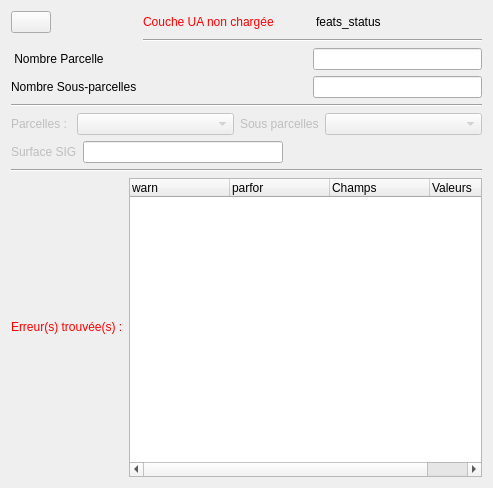
This is qsequoia2/modules/ua_checker/ua_checker.ui in SequoiApp/Qsequoia2 as Qt 5 draws it before an edit. The edited form follows.
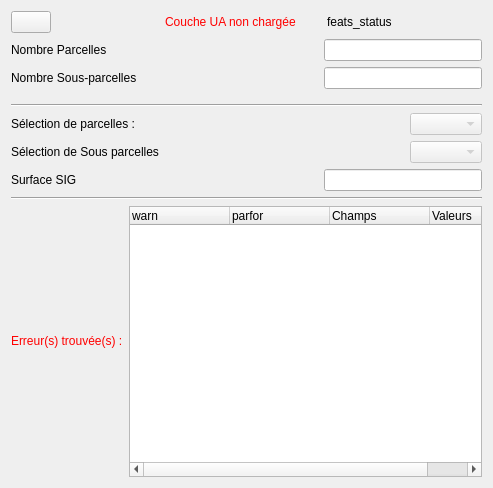
This is the edited form.

Commit message: simplification of ua_check_ug

Patch:
```diff
--- a/qsequoia2/modules/ua_checker/ua_checker.ui
+++ b/qsequoia2/modules/ua_checker/ua_checker.ui
@@ -42,21 +42,14 @@
      </item>
     </layout>
    </item>
-   <item row="1" column="1">
-    <widget class="Line" name="line_3">
-     <property name="orientation">
-      <enum>Qt::Horizontal</enum>
-     </property>
-    </widget>
-   </item>
-   <item row="3" column="0">
+   <item row="2" column="0">
     <widget class="QLabel" name="lbl_pf_2">
      <property name="text">
-      <string> Nombre Parcelle</string>
+      <string>Nombre Parcelles</string>
      </property>
     </widget>
    </item>
-   <item row="3" column="1">
+   <item row="2" column="1">
     <layout class="QHBoxLayout" name="hbox_nb_pf" stretch="0,0">
      <item>
       <spacer name="horizontalSpacer_2">
@@ -73,9 +66,19 @@
      </item>
      <item>
       <widget class="QLineEdit" name="le_nb_pf">
+       <property name="enabled">
+        <bool>true</bool>
+       </property>
        <property name="toolTip">
         <string>&lt;html&gt;&lt;head/&gt;&lt;body&gt;&lt;p&gt;Nombre de parcelles qui composent la forêt&lt;/p&gt;&lt;/body&gt;&lt;/html&gt;</string>
        </property>
+       <property name="styleSheet">
+        <string notr="true">QLineEdit[readOnly=&quot;true&quot;] {
+    background-color: #efefef;
+    color: #666;
+    border: 1px solid #c8c8c8;
+}</string>
+       </property>
        <property name="readOnly">
         <bool>true</bool>
        </property>
@@ -83,14 +86,14 @@
      </item>
     </layout>
    </item>
-   <item row="4" column="0">
+   <item row="3" column="0">
     <widget class="QLabel" name="lbl_sspf_2">
      <property name="text">
       <string>Nombre Sous-parcelles</string>
      </property>
     </widget>
    </item>
-   <item row="4" column="1">
+   <item row="3" column="1">
     <layout class="QHBoxLayout" name="hbox_nb_sspf">
      <item>
       <spacer name="horizontalSpacer_3">
@@ -107,9 +110,19 @@
      </item>
      <item>
       <widget class="QLineEdit" name="le_nb_sspf">
+       <property name="enabled">
+        <bool>true</bool>
+       </property>
        <property name="toolTip">
         <string>&lt;html&gt;&lt;head/&gt;&lt;body&gt;&lt;p&gt;Nombre de sous parcelles qui composent la forêt&lt;/p&gt;&lt;/body&gt;&lt;/html&gt;</string>
        </property>
+       <property name="styleSheet">
+        <string notr="true">QLineEdit[readOnly=&quot;true&quot;] {
+    background-color: #efefef;
+    color: #666;
+    border: 1px solid #c8c8c8;
+}</string>
+       </property>
        <property name="readOnly">
         <bool>true</bool>
        </property>
@@ -117,26 +130,43 @@
      </item>
     </layout>
    </item>
-   <item row="11" column="0" colspan="2">
-    <layout class="QHBoxLayout" name="hbox_cb_ug" stretch="0,1,0,1">
-     <property name="spacing">
-      <number>6</number>
+   <item row="6" column="0" colspan="2">
+    <widget class="Line" name="line">
+     <property name="orientation">
+      <enum>Qt::Horizontal</enum>
      </property>
+    </widget>
+   </item>
+   <item row="7" column="0">
+    <widget class="QLabel" name="lbl_pf">
+     <property name="enabled">
+      <bool>true</bool>
+     </property>
+     <property name="sizePolicy">
+      <sizepolicy hsizetype="Minimum" vsizetype="Preferred">
+       <horstretch>0</horstretch>
+       <verstretch>0</verstretch>
+      </sizepolicy>
+     </property>
+     <property name="text">
+      <string>Sélection de parcelles : </string>
+     </property>
+    </widget>
+   </item>
+   <item row="7" column="1">
+    <layout class="QHBoxLayout" name="horizontalLayout_2">
      <item>
-      <widget class="QLabel" name="lbl_pf">
-       <property name="enabled">
-        <bool>false</bool>
+      <spacer name="horizontalSpacer_4">
+       <property name="orientation">
+        <enum>Qt::Horizontal</enum>
        </property>
-       <property name="sizePolicy">
-        <sizepolicy hsizetype="Minimum" vsizetype="Preferred">
-         <horstretch>0</horstretch>
-         <verstretch>0</verstretch>
-        </sizepolicy>
+       <property name="sizeHint" stdset="0">
+        <size>
+         <width>40</width>
+         <height>20</height>
+        </size>
        </property>
-       <property name="text">
-        <string>Parcelles : </string>
-       </property>
-      </widget>
+      </spacer>
      </item>
      <item>
       <widget class="QComboBox" name="cb_pf">
@@ -145,15 +175,32 @@
        </property>
       </widget>
      </item>
+    </layout>
+   </item>
+   <item row="8" column="0">
+    <widget class="QLabel" name="lbl_sspf">
+     <property name="enabled">
+      <bool>true</bool>
+     </property>
+     <property name="text">
+      <string>Sélection de Sous parcelles</string>
+     </property>
+    </widget>
+   </item>
+   <item row="8" column="1">
+    <layout class="QHBoxLayout" name="horizontalLayout_3">
      <item>
-      <widget class="QLabel" name="lbl_sspf">
-       <property name="enabled">
-        <bool>false</bool>
+      <spacer name="horizontalSpacer">
+       <property name="orientation">
+        <enum>Qt::Horizontal</enum>
        </property>
-       <property name="text">
-        <string>Sous parcelles</string>
+       <property name="sizeHint" stdset="0">
+        <size>
+         <width>40</width>
+         <height>20</height>
+        </size>
        </property>
-      </widget>
+      </spacer>
      </item>
      <item>
       <widget class="QComboBox" name="cb_sspf">
@@ -164,51 +211,61 @@
      </item>
     </layout>
    </item>
-   <item row="12" column="0" colspan="2">
+   <item row="9" column="0">
+    <widget class="QLabel" name="lbl_surf">
+     <property name="enabled">
+      <bool>true</bool>
+     </property>
+     <property name="text">
+      <string>Surface SIG</string>
+     </property>
+    </widget>
+   </item>
+   <item row="9" column="1">
     <layout class="QHBoxLayout" name="hbox_surf">
      <item>
-      <widget class="QLabel" name="lbl_surf">
-       <property name="enabled">
-        <bool>false</bool>
+      <spacer name="horizontalSpacer_5">
+       <property name="orientation">
+        <enum>Qt::Horizontal</enum>
        </property>
-       <property name="text">
-        <string>Surface SIG</string>
+       <property name="sizeHint" stdset="0">
+        <size>
+         <width>40</width>
+         <height>20</height>
+        </size>
        </property>
-      </widget>
+      </spacer>
      </item>
      <item>
       <widget class="QLineEdit" name="le_surf">
+       <property name="enabled">
+        <bool>true</bool>
+       </property>
        <property name="toolTip">
         <string>&lt;html&gt;&lt;head/&gt;&lt;body&gt;&lt;p&gt;Surface SIG de la sous-parcelle forestière&lt;/p&gt;&lt;/body&gt;&lt;/html&gt;</string>
        </property>
+       <property name="styleSheet">
+        <string notr="true">QLineEdit[readOnly=&quot;true&quot;] {
+    background-color: #efefef;
+    color: #666;
+    border: 1px solid #c8c8c8;
+}</string>
+       </property>
        <property name="readOnly">
         <bool>true</bool>
        </property>
       </widget>
      </item>
-     <item>
-      <spacer name="horizontalSpacer_4">
-       <property name="orientation">
-        <enum>Qt::Horizontal</enum>
-       </property>
-       <property name="sizeHint" stdset="0">
-        <size>
-         <width>40</width>
-         <height>20</height>
-        </size>
-       </property>
-      </spacer>
-     </item>
     </layout>
    </item>
-   <item row="13" column="0" colspan="2">
-    <widget class="Line" name="line_2">
-     <property name="orientation">
-      <enum>Qt::Horizontal</enum>
-     </property>
-    </widget>
-   </item>
    <item row="14" column="0" colspan="2">
+    <widget class="Line" name="line_2">
+     <property name="orientation">
+      <enum>Qt::Horizontal</enum>
+     </property>
+    </widget>
+   </item>
+   <item row="15" column="0" colspan="2">
     <layout class="QHBoxLayout" name="hbox_tree_checker">
      <item>
       <widget class="QLabel" name="lbl_errors">
@@ -243,8 +300,8 @@
      </item>
     </layout>
    </item>
-   <item row="10" column="0" colspan="2">
-    <widget class="Line" name="line">
+   <item row="5" column="0">
+    <widget class="Line" name="line_3">
      <property name="orientation">
       <enum>Qt::Horizontal</enum>
      </property>
```
The commit also changes 1 other file.
